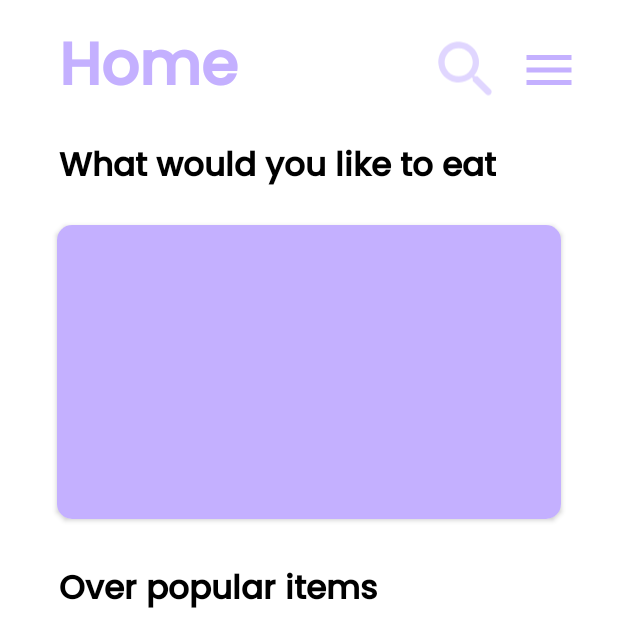
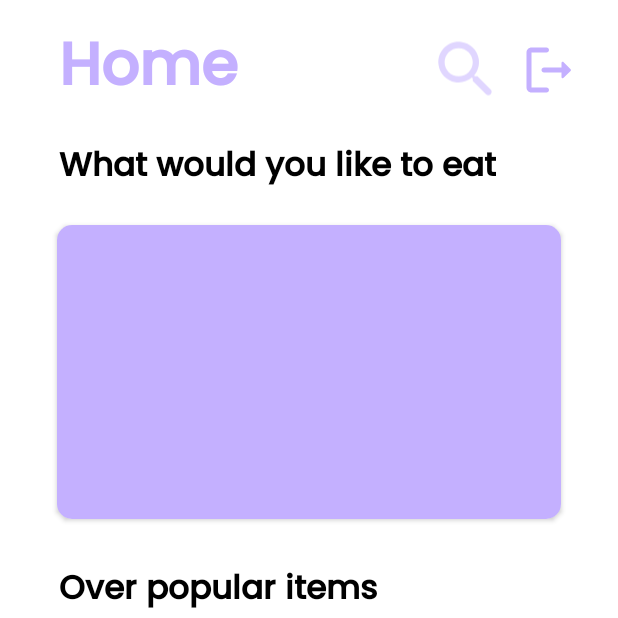
Before and after one commit to nezrinhasanli/TastyEats-Recipe-App, an Android app: the fragment HomeFragment shown on its own in the app's theme, on a phone screen of 412 x 824 dp, the top half of it. Run offline under Robolectric (Android 15) with nearby library versions, the phone set to English and light mode, and no system bars; our stand-ins replace Dagger/Hilt's generated code, sdp/ssp sizes; network calls fail; pictures from the network do not load; 3 statements that could not run were skipped.

Commit message:
logout drawable commit

```diff
--- a/app/src/main/res/drawable/ic_round_logout_24.xml
+++ b/app/src/main/res/drawable/ic_round_logout_24.xml
@@ -1,6 +1,6 @@
 <vector android:autoMirrored="true" android:height="24dp"
-    android:tint="#0E0E0E" android:viewportHeight="24"
+    android:tint="@color/accent" android:viewportHeight="24"
     android:viewportWidth="24" android:width="24dp" xmlns:android="http://schemas.android.com/apk/res/android">
-    <path android:fillColor="@android:color/white" android:pathData="M5,5h6c0.55,0 1,-0.45 1,-1v0c0,-0.55 -0.45,-1 -1,-1H5C3.9,3 3,3.9 3,5v14c0,1.1 0.9,2 2,2h6c0.55,0 1,-0.45 1,-1v0c0,-0.55 -0.45,-1 -1,-1H5V5z"/>
-    <path android:fillColor="@android:color/white" android:pathData="M20.65,11.65l-2.79,-2.79C17.54,8.54 17,8.76 17,9.21V11h-7c-0.55,0 -1,0.45 -1,1v0c0,0.55 0.45,1 1,1h7v1.79c0,0.45 0.54,0.67 0.85,0.35l2.79,-2.79C20.84,12.16 20.84,11.84 20.65,11.65z"/>
+    <path android:fillColor="@color/accent" android:pathData="M5,5h6c0.55,0 1,-0.45 1,-1v0c0,-0.55 -0.45,-1 -1,-1H5C3.9,3 3,3.9 3,5v14c0,1.1 0.9,2 2,2h6c0.55,0 1,-0.45 1,-1v0c0,-0.55 -0.45,-1 -1,-1H5V5z"/>
+    <path android:fillColor="@color/accent" android:pathData="M20.65,11.65l-2.79,-2.79C17.54,8.54 17,8.76 17,9.21V11h-7c-0.55,0 -1,0.45 -1,1v0c0,0.55 0.45,1 1,1h7v1.79c0,0.45 0.54,0.67 0.85,0.35l2.79,-2.79C20.84,12.16 20.84,11.84 20.65,11.65z"/>
 </vector>
--- a/app/src/main/res/layout/fragment_home.xml
+++ b/app/src/main/res/layout/fragment_home.xml
@@ -48,7 +48,7 @@
                     android:id="@+id/img_menu"
                     android:layout_width="40dp"
                     android:layout_height="match_parent"
-                    android:src="@drawable/ic_menu"
+                    android:src="@drawable/ic_round_logout_24"
                     />
             </LinearLayout>
 
```
